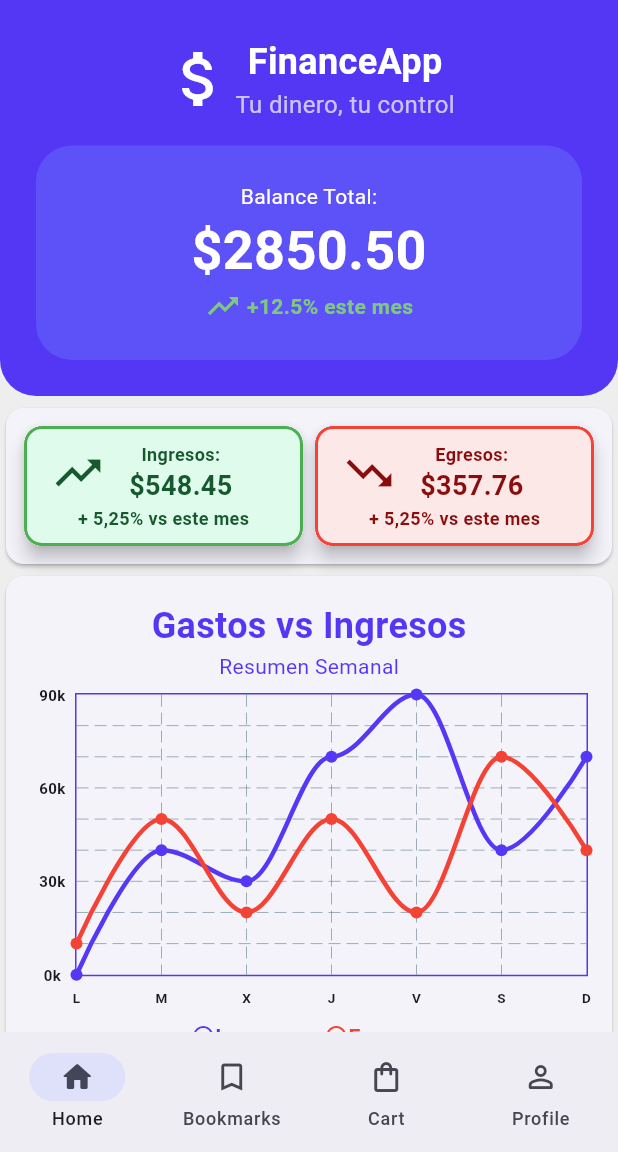
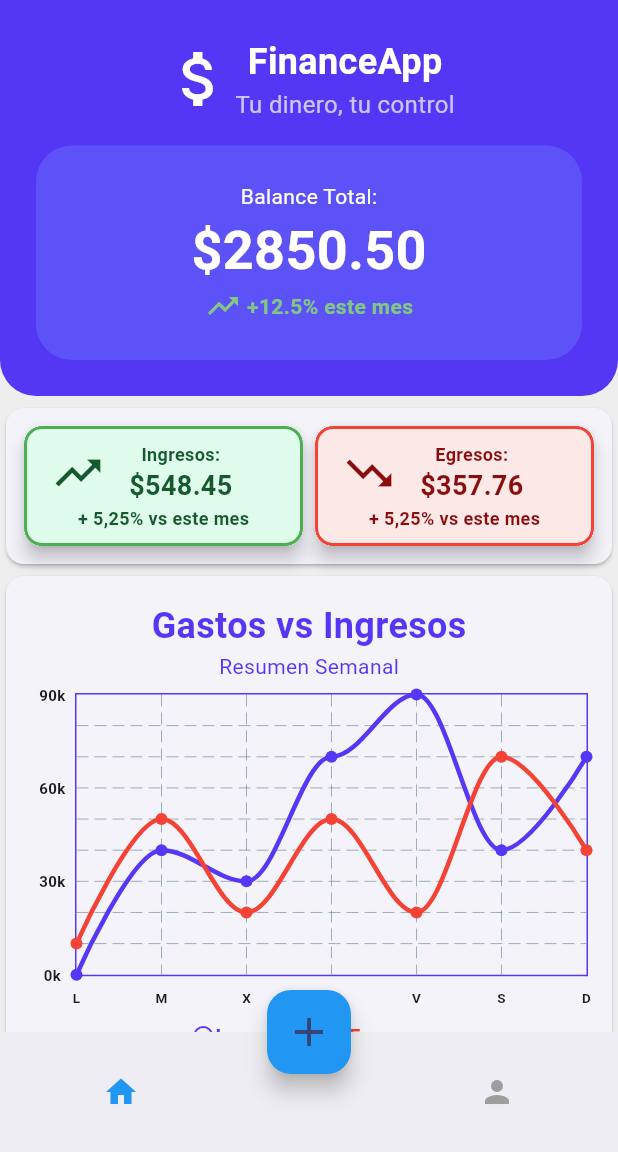
Before and after one commit to VECTOR416/Flutter-Manejo-Divisas, a Flutter app: the screen it shows after launch, on a phone screen of 412 x 824 dp, the part 84-1236 px from its top. Run offline on Flutter 3.47's test engine with Material 3 defaults, Android fonts, the phone set to English and light mode, and no system bars; drawn by our look-alikes of fl_chart; our stand-ins replace flutter_riverpod, go_router.

Commit message:
feat(): Adicion de mejoras en el botton navigation button

```diff
--- a/lib/presentation/screens/home_screen.dart
+++ b/lib/presentation/screens/home_screen.dart
@@ -25,6 +25,8 @@ class HomeScreen extends StatelessWidget {
         ),
       ),
       bottomNavigationBar: CustomBottomNavigationBar(),
+      floatingActionButton: const CentralButton(), // <--- botón central aquí
+      floatingActionButtonLocation: FloatingActionButtonLocation.centerDocked,
     );
   }
 }
--- /dev/null
+++ b/lib/presentation/widgets/shared/central_button.dart
@@ -0,0 +1,60 @@
+import 'package:flutter/material.dart';
+
+class CentralButton extends StatefulWidget {
+  const CentralButton({super.key});
+
+  @override
+  State<CentralButton> createState() => _CentralButtonState();
+}
+
+class _CentralButtonState extends State<CentralButton> {
+  bool _isExpanded = false;
+
+  @override
+  Widget build(BuildContext context) {
+    return Stack(
+      alignment: Alignment.center,
+      clipBehavior: Clip.none, // importante para que no se corte
+      children: [
+        // Botón principal
+        FloatingActionButton(
+          onPressed: () {
+            setState(() {
+              _isExpanded = !_isExpanded;
+            });
+          },
+          backgroundColor: Colors.blue,
+          child: const Icon(Icons.add, size: 32),
+        ),
+
+        // Botones expandidos
+        if (_isExpanded) ...[
+          Positioned(
+            top: -70,
+            child: FloatingActionButton(
+              mini: true,
+              onPressed: () => debugPrint("Botón arriba"),
+              child: const Icon(Icons.camera),
+            ),
+          ),
+          Positioned(
+            left: -70,
+            child: FloatingActionButton(
+              mini: true,
+              onPressed: () => debugPrint("Botón izquierda"),
+              child: const Icon(Icons.image),
+            ),
+          ),
+          Positioned(
+            right: -70,
+            child: FloatingActionButton(
+              mini: true,
+              onPressed: () => debugPrint("Botón derecha"),
+              child: const Icon(Icons.settings),
+            ),
+          ),
+        ],
+      ],
+    );
+  }
+}
--- a/lib/presentation/widgets/shared/custom_bottom_navigation_bar.dart
+++ b/lib/presentation/widgets/shared/custom_bottom_navigation_bar.dart
@@ -9,42 +9,53 @@ class CustomBottomNavigationBar extends StatefulWidget {
 }
 
 class _CustomBottomNavigationBarState extends State<CustomBottomNavigationBar> {
-  int selectedIndex = 0;
+  int _selectedIndex = 0;
+
+  void _onItemTapped(int index) {
+    setState(() {
+      _selectedIndex = index;
+    });
+  }
+
   @override
   Widget build(BuildContext context) {
-    return NavigationBar(
-
-      animationDuration: const Duration(seconds: 1),
-      selectedIndex: selectedIndex,
-      onDestinationSelected: (index) {
-        setState(() {
-          selectedIndex = index;
-        });
-      },
-      destinations: _navBarItems,
+    return BottomAppBar(
+      shape: const CircularNotchedRectangle(), // hace espacio al botón central
+      notchMargin: 8,
+      child: Row(
+        mainAxisAlignment: MainAxisAlignment.spaceAround,
+        children: [
+          IconButton(
+            icon: Icon(Icons.home,
+                color: _selectedIndex == 0 ? Colors.blue : Colors.grey),
+            onPressed: () => _onItemTapped(0),
+          ),
+          const SizedBox(width: 40), // espacio para el FAB
+          IconButton(
+            icon: Icon(Icons.person,
+                color: _selectedIndex == 1 ? Colors.blue : Colors.grey),
+            onPressed: () => _onItemTapped(1),
+          ),
+        ],
+      ),
     );
   }
 }
 
-const _navBarItems = [
-  NavigationDestination(
-    icon: Icon(Icons.home_outlined),
-    selectedIcon: Icon(Icons.home_rounded),
-    label: 'Home'
-  ),
-  NavigationDestination(
-    icon: Icon(Icons.bookmark_border_outlined),
-    selectedIcon: Icon(Icons.bookmark_rounded),
-    label: 'Bookmarks',
-  ),
-  NavigationDestination(
-    icon: Icon(Icons.shopping_bag_outlined),
-    selectedIcon: Icon(Icons.shopping_bag),
-    label: 'Cart',
-  ),
-  NavigationDestination(
-    icon: Icon(Icons.person_outline_rounded),
-    selectedIcon: Icon(Icons.person_rounded),
-    label: 'Profile',
-  ),
-];
+// const _navBarItems = [
+//   NavigationDestination(
+//     icon: Icon(Icons.home_outlined),
+//     selectedIcon: Icon(Icons.home_rounded),
+//     label: 'Home',
+//   ),
+//   NavigationDestination(
+//     icon: Icon(Icons.add_circle_outline),
+//     selectedIcon: Icon(Icons.add_circle),
+//     label: 'Cart',
+//   ),
+//   NavigationDestination(
+//     icon: Icon(Icons.person_outline_rounded),
+//     selectedIcon: Icon(Icons.person_rounded),
+//     label: 'Profile',
+//   ),
+// ];
--- a/lib/presentation/widgets/widgets.dart
+++ b/lib/presentation/widgets/widgets.dart
@@ -1,3 +1,4 @@
+export 'package:manejo_divisas/presentation/widgets/shared/central_button.dart';
 export 'package:manejo_divisas/presentation/widgets/home-screen/custom_appbar.dart';
 export 'package:manejo_divisas/presentation/widgets/home-screen/custom_drawer.dart';
 export 'package:manejo_divisas/presentation/widgets/home-screen/budget_card.dart';
```
